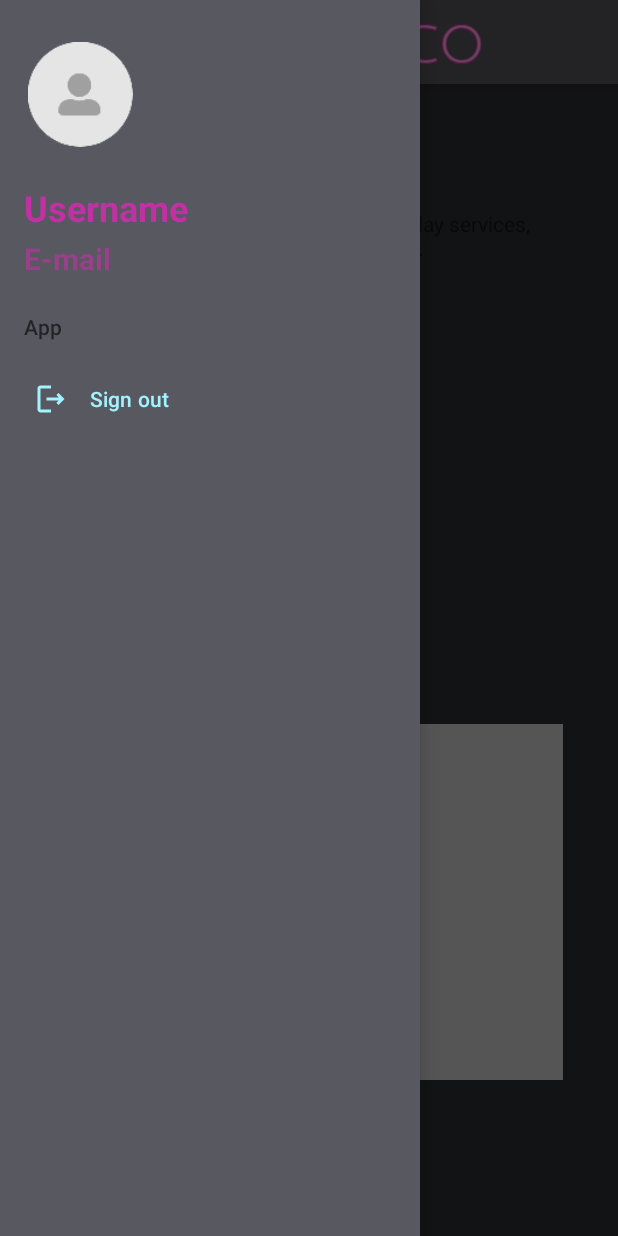
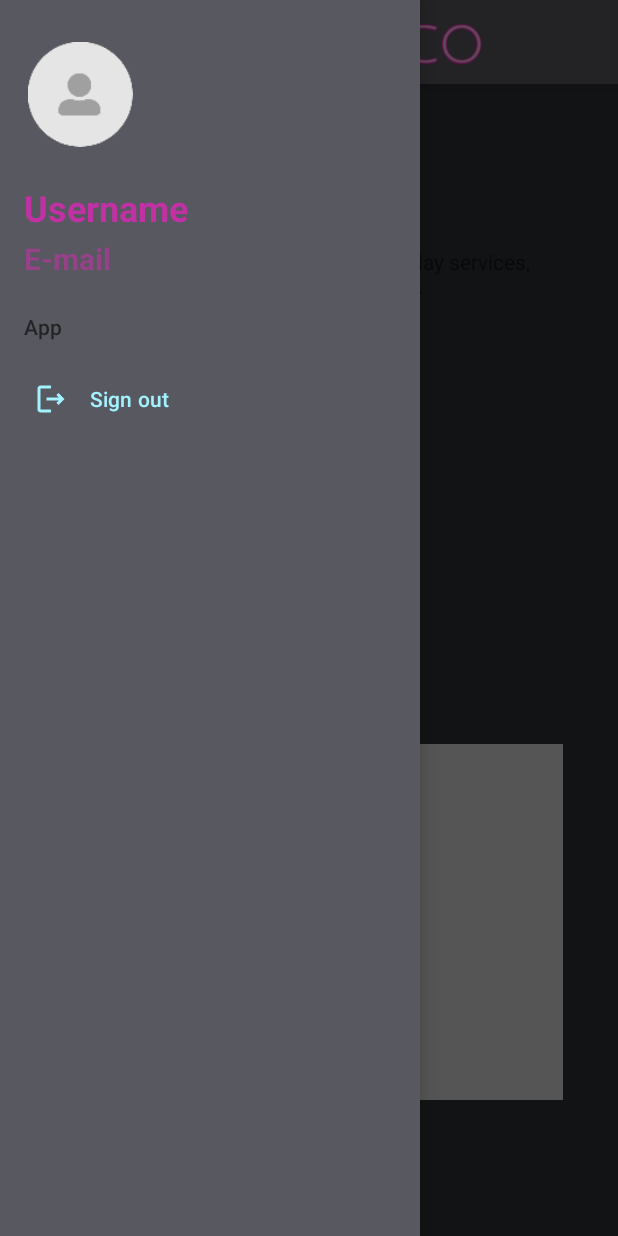
Before and after one commit to PajLe/shiny-disco, an Android app: the screen it shows after launch once a user with an empty profile is signed in (HomeActivity), with the side drawer open, on a phone screen of 412 x 824 dp. Run offline under Robolectric (Android 15) with nearby library versions, the phone set to English and light mode, and no system bars; our stand-ins replace Firebase (no records; nobody signed in at launch, a user with empty details on screens opened directly), Picasso; pictures from the network do not load; 3 statements that could not run were skipped.

Commit message:
resize fragment container on home

```diff
--- a/app/src/main/res/layout/activity_home.xml
+++ b/app/src/main/res/layout/activity_home.xml
@@ -8,14 +8,17 @@
     tools:context="ui.HomeActivity.HomeActivity"
     android:background="@color/main_app_color">
 
-    <androidx.coordinatorlayout.widget.CoordinatorLayout
+    <androidx.constraintlayout.widget.ConstraintLayout
         android:layout_width="match_parent"
         android:layout_height="match_parent">
 
         <com.google.android.material.appbar.AppBarLayout
             android:id="@+id/appBarLayout2"
             android:layout_width="match_parent"
-            android:layout_height="wrap_content">
+            android:layout_height="wrap_content"
+            app:layout_constraintEnd_toEndOf="parent"
+            app:layout_constraintStart_toStartOf="parent"
+            app:layout_constraintTop_toTopOf="parent">
 
             <androidx.appcompat.widget.Toolbar
                 android:id="@+id/main_toolbar"
@@ -28,9 +31,9 @@
                     android:layout_width="wrap_content"
                     android:layout_height="wrap_content"
                     android:layout_gravity="center"
+                    android:contentDescription="@string/logotext_bkg_light_description"
                     android:src="@drawable/logotext_bkg_light"
-                    android:translationX="-40dp"
-                    android:contentDescription="logotext_bkg_light_description"/>
+                    android:translationX="-40dp" />
 
             </androidx.appcompat.widget.Toolbar>
         </com.google.android.material.appbar.AppBarLayout>
@@ -38,10 +41,16 @@
         <androidx.fragment.app.FragmentContainerView
             android:id="@+id/home_fragment_container"
             android:name="ui.HomeActivity.HomeFragment"
-            android:layout_width="match_parent"
-            android:layout_height="match_parent" />
+            android:layout_width="0dp"
+            android:layout_height="0dp"
+            app:layout_constraintBottom_toBottomOf="parent"
+            app:layout_constraintEnd_toEndOf="parent"
+            app:layout_constraintHorizontal_bias="0.0"
+            app:layout_constraintStart_toStartOf="parent"
+            app:layout_constraintTop_toBottomOf="@+id/appBarLayout2"
+            app:layout_constraintVertical_bias="0.0" />
 
-    </androidx.coordinatorlayout.widget.CoordinatorLayout>
+    </androidx.constraintlayout.widget.ConstraintLayout>
 
     <com.google.android.material.navigation.NavigationView
         android:id="@+id/nav_view"
--- a/app/src/main/res/layout/fragment_home.xml
+++ b/app/src/main/res/layout/fragment_home.xml
@@ -7,7 +7,7 @@
 
     <androidx.constraintlayout.widget.ConstraintLayout
         android:layout_width="match_parent"
-        android:layout_height="match_parent" >
+        android:layout_height="match_parent">
 
         <com.google.android.gms.maps.MapView
             android:id="@+id/mapViewFriends"
@@ -19,7 +19,7 @@
             android:layout_alignParentEnd="true"
             android:layout_alignParentRight="true"
             android:layout_alignParentBottom="true"
-            android:layout_marginTop="120dp"
+            android:layout_marginTop="100dp"
             android:layout_marginBottom="30dp"
             app:layout_constraintBottom_toTopOf="@+id/discos_map_text"
             app:layout_constraintEnd_toEndOf="parent"
@@ -33,7 +33,7 @@
             android:layout_height="wrap_content"
             android:layout_marginStart="32dp"
             android:layout_marginLeft="32dp"
-            android:layout_marginBottom="8dp"
+            android:layout_marginBottom="16dp"
             android:text="@string/friends_nearby"
             android:textColor="@color/shiny_disco_purple"
             android:textSize="20sp"
@@ -47,7 +47,7 @@
             android:layout_height="wrap_content"
             android:layout_marginStart="32dp"
             android:layout_marginLeft="32dp"
-            android:layout_marginBottom="8dp"
+            android:layout_marginBottom="16dp"
             android:text="@string/explore_discos"
             android:textColor="@color/shiny_disco_pink"
             android:textSize="20sp"
```
